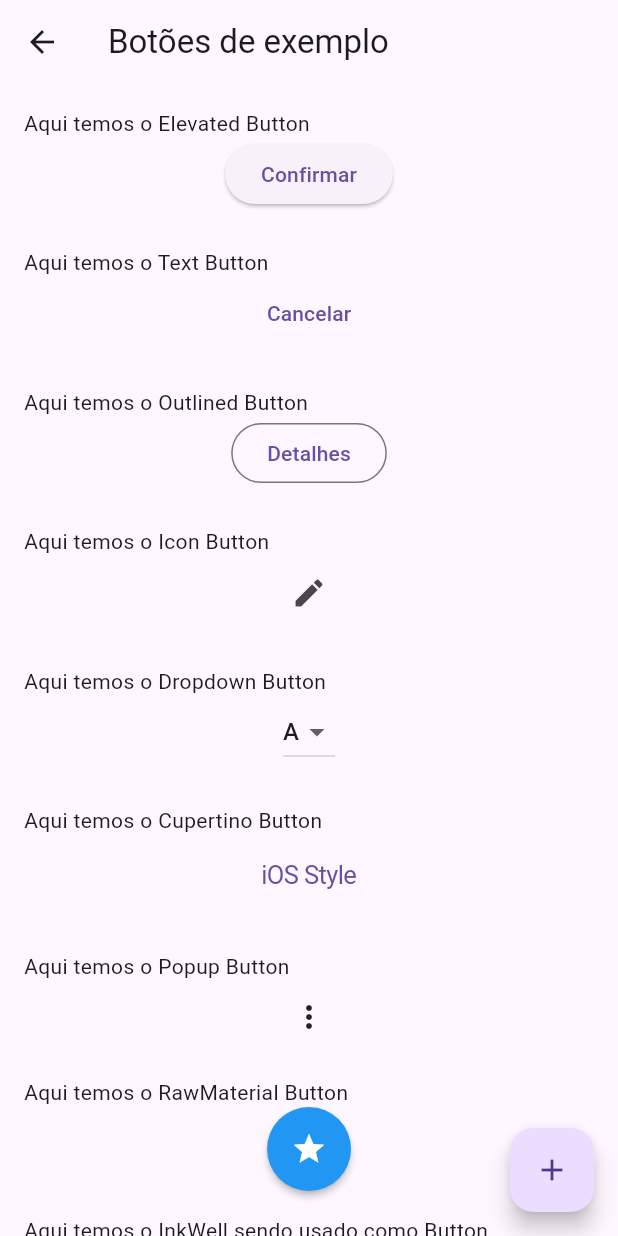
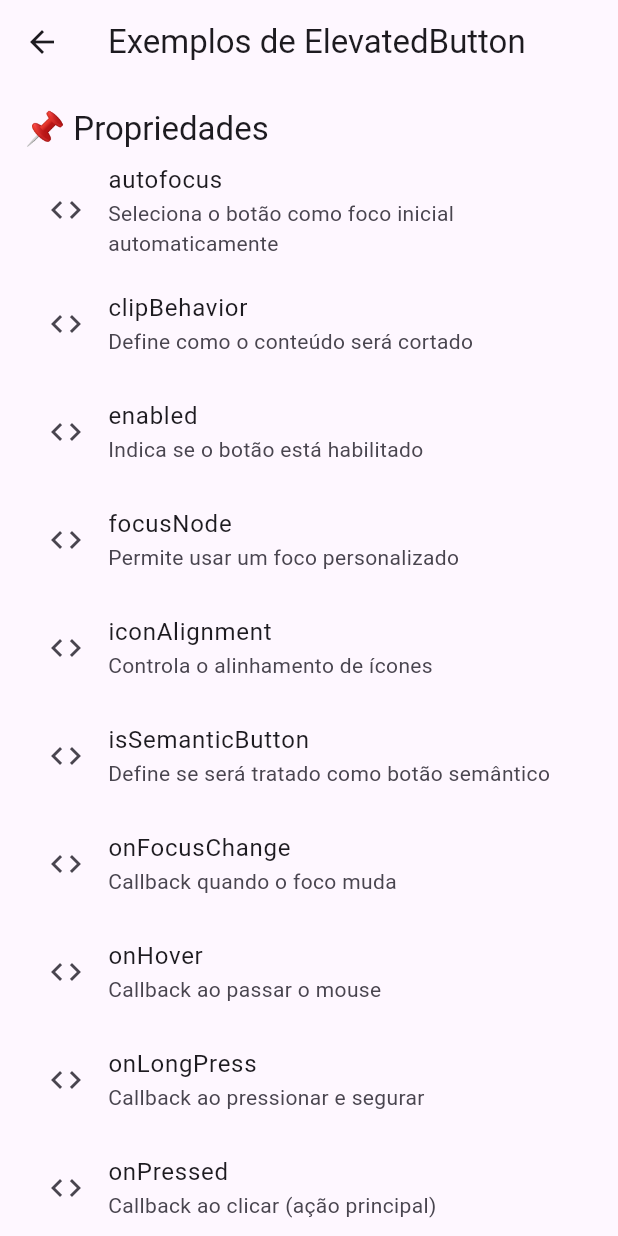
Before and after one commit to Mathprimus/app_estudo_flutter, a Flutter app: the ButtonScreen screen opened by its route, after a tap on "Confirmar", on a phone screen of 412 x 824 dp. Run offline on Flutter 3.47's test engine with Material 3 defaults, Android fonts, the phone set to English and light mode, and no system bars.

Commit message:
botoes 20

```diff
--- a/lib/main.dart
+++ b/lib/main.dart
@@ -1,3 +1,4 @@
+import 'package:app_estudo_flutter/screens/exemplos/botoes/elevated.dart';
 import 'package:app_estudo_flutter/screens/exemplos/button_screen.dart';
 import 'package:app_estudo_flutter/screens/menu_screen.dart';
 import 'package:flutter/material.dart';
@@ -21,7 +22,8 @@ class _MyAppState extends State<MyApp> {
       initialRoute: 'Menu',
       routes: {
         'Menu': (context) => MenuScreen(),
-        'botoes': (context) => ButtonScreen()
+        'botoes': (context) => ButtonScreen(),
+        'elevated': (context) => ElevatedScreen()
       },
     );
   }
--- /dev/null
+++ b/lib/screens/exemplos/botoes/elevated.dart
@@ -0,0 +1,182 @@
+import 'package:flutter/material.dart';
+
+class ElevatedScreen extends StatefulWidget {
+  const ElevatedScreen({super.key});
+
+  @override
+  State<ElevatedScreen> createState() => _ElevatedScreenState();
+}
+
+class _ElevatedScreenState extends State<ElevatedScreen> {
+  final List<Map<String, String>> properties = [
+    {"autofocus": "Seleciona o botão como foco inicial automaticamente"},
+    {"clipBehavior": "Define como o conteúdo será cortado"},
+    {"enabled": "Indica se o botão está habilitado"},
+    {"focusNode": "Permite usar um foco personalizado"},
+    {"iconAlignment": "Controla o alinhamento de ícones"},
+    {"isSemanticButton": "Define se será tratado como botão semântico"},
+    {"onFocusChange": "Callback quando o foco muda"},
+    {"onHover": "Callback ao passar o mouse"},
+    {"onLongPress": "Callback ao pressionar e segurar"},
+    {"onPressed": "Callback ao clicar (ação principal)"},
+    {"statesController": "Gerencia o estado interativo do botão"},
+    {"style": "Personaliza aparência: cor, forma, tamanho etc."},
+    {"tooltip": "Texto ao passar o mouse"},
+  ];
+
+  final List<String> methods = [
+    "createState() → cria o estado do botão",
+    "defaultStyleOf(context) → estilo padrão baseado no tema",
+    "themeStyleOf(context) → estilo definido no ElevatedButtonTheme",
+    "toString(), toStringDeep() → debug e diagnóstico",
+  ];
+
+  final List<String> staticMethods = [
+    "styleFrom() → estilo rápido com cor, shape, padding etc.",
+  ];
+
+  @override
+  Widget build(BuildContext context) {
+    return Scaffold(
+      appBar: AppBar(
+        title: Text("Exemplos de ElevatedButton"),
+      ),
+      body: SingleChildScrollView(
+        padding: EdgeInsets.all(16),
+        child: Column(
+          crossAxisAlignment: CrossAxisAlignment.stretch,
+          children: [
+            Text("📌 Propriedades",
+                style: Theme.of(context).textTheme.titleLarge),
+            ...properties.map((prop) {
+              final key = prop.keys.first;
+              final value = prop.values.first;
+              return ListTile(
+                title: Text(key),
+                subtitle: Text(value),
+                leading: Icon(Icons.code),
+              );
+            }),
+            Divider(),
+            Text("📦 Métodos", style: Theme.of(context).textTheme.titleLarge),
+            ...methods.map((m) => ListTile(
+                  title: Text(m),
+                  leading: Icon(Icons.functions),
+                )),
+            Divider(),
+            Text("🛠️ Métodos Estáticos",
+                style: Theme.of(context).textTheme.titleLarge),
+            ...staticMethods.map((m) => ListTile(
+                  title: Text(m),
+                  leading: Icon(Icons.build),
+                )),
+            Divider(thickness: 2),
+
+            Text("🧪 Exemplos práticos",
+                style: Theme.of(context).textTheme.titleLarge),
+            SizedBox(height: 16),
+
+            // 1. Botão básico
+            Text("1. Básico"),
+            ElevatedButton(
+              onPressed: () {},
+              child: Text("Clique aqui"),
+            ),
+            SizedBox(height: 16),
+
+            // 2. Botão com estilo personalizado
+            Text("2. Com cor de fundo e texto"),
+            ElevatedButton(
+              onPressed: () {},
+              style: ElevatedButton.styleFrom(
+                backgroundColor: Colors.green,
+                foregroundColor: Colors.white,
+              ),
+              child: Text("Salvar"),
+            ),
+            SizedBox(height: 16),
+
+            // 3. Botão com bordas arredondadas
+            Text("3. Bordas arredondadas"),
+            ElevatedButton(
+              onPressed: () {},
+              style: ElevatedButton.styleFrom(
+                shape: RoundedRectangleBorder(
+                  borderRadius: BorderRadius.circular(20),
+                ),
+              ),
+              child: Text("Perfil"),
+            ),
+            SizedBox(height: 16),
+
+            // 4. Botão com tamanho fixo
+            Text("4. Tamanho fixo"),
+            SizedBox(
+              width: 200,
+              height: 50,
+              child: ElevatedButton(
+                onPressed: () {},
+                child: Text("Dimensões fixas"),
+              ),
+            ),
+            SizedBox(height: 16),
+
+            // 5. Botão com ícone
+            Text("5. Com ícone"),
+            ElevatedButton.icon(
+              onPressed: () {},
+              icon: Icon(Icons.send),
+              label: Text("Enviar"),
+            ),
+            SizedBox(height: 16),
+
+            // 6. Botão desabilitado
+            Text("6. Desabilitado (onPressed null)"),
+            ElevatedButton(
+              onPressed: null,
+              child: Text("Indisponível"),
+            ),
+            SizedBox(height: 16),
+
+            // 7. Botão com sombra
+            Text("7. Com sombra e elevação"),
+            ElevatedButton(
+              onPressed: () {},
+              style: ElevatedButton.styleFrom(
+                elevation: 8,
+                shadowColor: Colors.black,
+              ),
+              child: Text("Com sombra"),
+            ),
+            SizedBox(height: 16),
+
+            // 8. Botão com padding interno customizado
+            Text("8. Padding interno"),
+            ElevatedButton(
+              onPressed: () {},
+              style: ElevatedButton.styleFrom(
+                padding: EdgeInsets.symmetric(horizontal: 32, vertical: 20),
+              ),
+              child: Text("Espaçado"),
+            ),
+            SizedBox(height: 16),
+
+            // 9. Botão com borda colorida
+            Text("9. Borda customizada"),
+            ElevatedButton(
+              onPressed: () {},
+              style: ElevatedButton.styleFrom(
+                side: BorderSide(color: Colors.red, width: 2),
+                shape: RoundedRectangleBorder(
+                  borderRadius: BorderRadius.circular(8),
+                ),
+              ),
+              child: Text("Com borda"),
+            ),
+            SizedBox(height: 16),
+          ],
+        ),
+      ),
+    );
+  }
+}
--- a/lib/screens/exemplos/button_screen.dart
+++ b/lib/screens/exemplos/button_screen.dart
@@ -30,7 +30,9 @@ class _ButtonScreenState extends State<ButtonScreen> {
                 children: [Text("Aqui temos o Elevated Button")],
               ),
               ElevatedButton(
-                onPressed: () {},
+                onPressed: () {
+                  Navigator.pushNamed(context, 'elevated');
+                },
                 child: Text('Confirmar'),
               ),
               SizedBox(height: 25),
```
